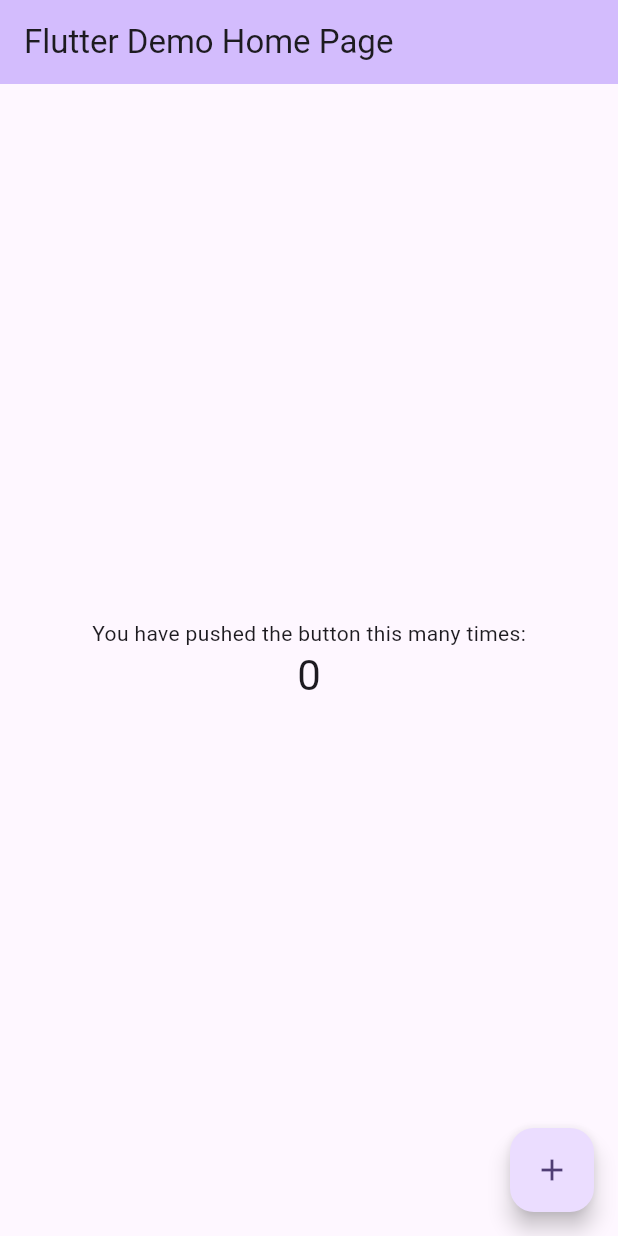
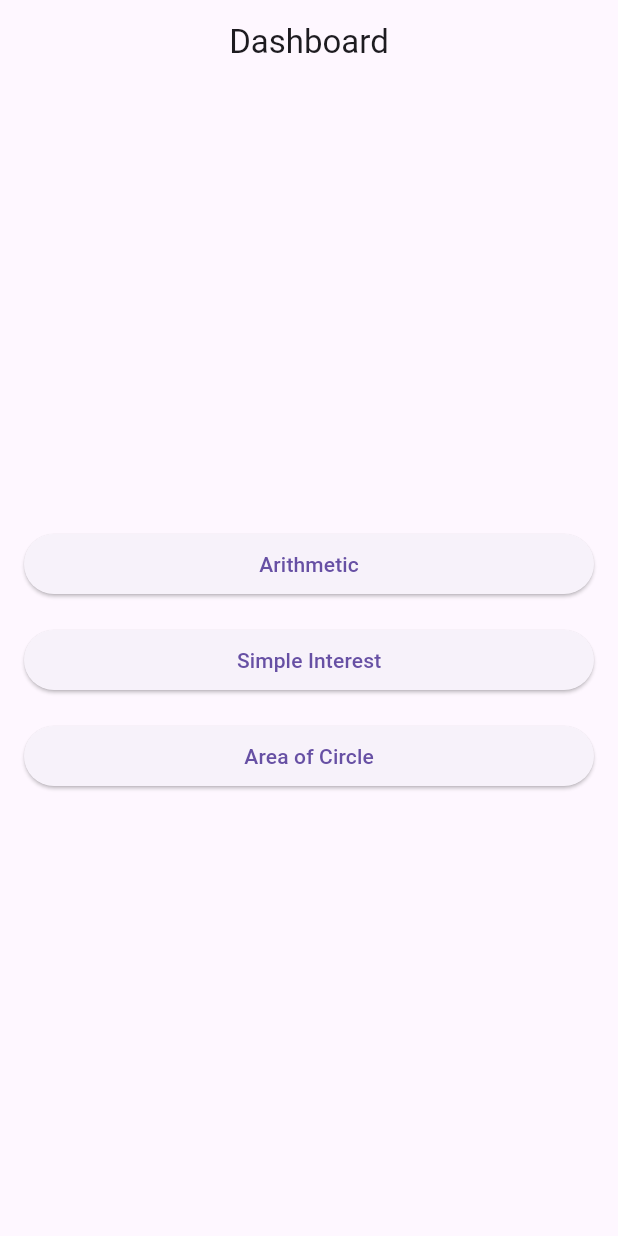
Before and after one commit to Sneha2k3/firstTask, a Flutter app: the screen it shows after launch, on a phone screen of 412 x 824 dp. Run offline on Flutter 3.47's test engine with Material 3 defaults, Android fonts, the phone set to English and light mode, and no system bars.

```diff
--- a/lib/app.dart
+++ b/lib/app.dart
@@ -0,0 +1,14 @@
+import 'package:first_app/view/dashboard.dart';
+import 'package:flutter/material.dart';
+
+class MyApp extends StatelessWidget {
+  const MyApp({super.key});
+
+  @override
+  Widget build(BuildContext context) {
+    return const MaterialApp(
+      debugShowCheckedModeBanner: false,
+      home: FirstView(),
+    );
+  }
+}
--- a/lib/main.dart
+++ b/lib/main.dart
@@ -1,125 +1,12 @@
+import 'package:first_app/app.dart';
 import 'package:flutter/material.dart';
 
+// final
+// const
+
+// HOT RELOAD
 void main() {
-  runApp(const MyApp());
+  runApp(
+    const MyApp(),
+  );
 }
-
-class MyApp extends StatelessWidget {
-  const MyApp({super.key});
-
-  // This widget is the root of your application.
-  @override
-  Widget build(BuildContext context) {
-    return MaterialApp(
-      title: 'Flutter Demo',
-      theme: ThemeData(
-        // This is the theme of your application.
-        //
-        // TRY THIS: Try running your application with "flutter run". You'll see
-        // the application has a purple toolbar. Then, without quitting the app,
-        // try changing the seedColor in the colorScheme below to Colors.green
-        // and then invoke "hot reload" (save your changes or press the "hot
-        // reload" button in a Flutter-supported IDE, or press "r" if you used
-        // the command line to start the app).
-        //
-        // Notice that the counter didn't reset back to zero; the application
-        // state is not lost during the reload. To reset the state, use hot
-        // restart instead.
-        //
-        // This works for code too, not just values: Most code changes can be
-        // tested with just a hot reload.
-        colorScheme: ColorScheme.fromSeed(seedColor: Colors.deepPurple),
-        useMaterial3: true,
-      ),
-      home: const MyHomePage(title: 'Flutter Demo Home Page'),
-    );
-  }
-}
-
-class MyHomePage extends StatefulWidget {
-  const MyHomePage({super.key, required this.title});
-
-  // This widget is the home page of your application. It is stateful, meaning
-  // that it has a State object (defined below) that contains fields that affect
-  // how it looks.
-
-  // This class is the configuration for the state. It holds the values (in this
-  // case the title) provided by the parent (in this case the App widget) and
-  // used by the build method of the State. Fields in a Widget subclass are
-  // always marked "final".
-
-  final String title;
-
-  @override
-  State<MyHomePage> createState() => _MyHomePageState();
-}
-
-class _MyHomePageState extends State<MyHomePage> {
-  int _counter = 0;
-
-  void _incrementCounter() {
-    setState(() {
-      // This call to setState tells the Flutter framework that something has
-      // changed in this State, which causes it to rerun the build method below
-      // so that the display can reflect the updated values. If we changed
-      // _counter without calling setState(), then the build method would not be
-      // called again, and so nothing would appear to happen.
-      _counter++;
-    });
-  }
-
-  @override
-  Widget build(BuildContext context) {
-    // This method is rerun every time setState is called, for instance as done
-    // by the _incrementCounter method above.
-    //
-    // The Flutter framework has been optimized to make rerunning build methods
-    // fast, so that you can just rebuild anything that needs updating rather
-    // than having to individually change instances of widgets.
-    return Scaffold(
-      appBar: AppBar(
-        // TRY THIS: Try changing the color here to a specific color (to
-        // Colors.amber, perhaps?) and trigger a hot reload to see the AppBar
-        // change color while the other colors stay the same.
-        backgroundColor: Theme.of(context).colorScheme.inversePrimary,
-        // Here we take the value from the MyHomePage object that was created by
-        // the App.build method, and use it to set our appbar title.
-        title: Text(widget.title),
-      ),
-      body: Center(
-        // Center is a layout widget. It takes a single child and positions it
-        // in the middle of the parent.
-        child: Column(
-          // Column is also a layout widget. It takes a list of children and
-          // arranges them vertically. By default, it sizes itself to fit its
-          // children horizontally, and tries to be as tall as its parent.
-          //
-          // Column has various properties to control how it sizes itself and
-          // how it positions its children. Here we use mainAxisAlignment to
-          // center the children vertically; the main axis here is the vertical
-          // axis because Columns are vertical (the cross axis would be
-          // horizontal).
-          //
-          // TRY THIS: Invoke "debug painting" (choose the "Toggle Debug Paint"
-          // action in the IDE, or press "p" in the console), to see the
-          // wireframe for each widget.
-          mainAxisAlignment: MainAxisAlignment.center,
-          children: <Widget>[
-            const Text(
-              'You have pushed the button this many times:',
-            ),
-            Text(
-              '$_counter',
-              style: Theme.of(context).textTheme.headlineMedium,
-            ),
-          ],
-        ),
-      ),
-      floatingActionButton: FloatingActionButton(
-        onPressed: _incrementCounter,
-        tooltip: 'Increment',
-        child: const Icon(Icons.add),
-      ), // This trailing comma makes auto-formatting nicer for build methods.
-    );
-  }
-}
--- /dev/null
+++ b/lib/view/dashboard.dart
@@ -0,0 +1,69 @@
+import 'package:flutter/material.dart';
+// Import your existing screen files
+import 'package:first_app/view/arithemetic_view.dart'; // Replace with the actual file name
+import 'package:first_app/view/simple_interest.dart'; // Replace with the actual file name
+import 'package:first_app/view/area_of_circle.dart'; // Replace with the actual file name
+
+class FirstView extends StatelessWidget {
+  const FirstView({super.key});
+
+  @override
+  Widget build(BuildContext context) {
+    return Scaffold(
+      appBar: AppBar(
+        title: const Text('Dashboard'),
+        centerTitle: true,
+        elevation: 0,
+      ),
+      body: Padding(
+        padding: const EdgeInsets.all(16),
+        child: Column(
+          mainAxisAlignment: MainAxisAlignment.center,
+          children: [
+            SizedBox(
+              width: double.infinity,
+              child: ElevatedButton(
+                onPressed: () {
+                  Navigator.push(
+                    context,
+                    MaterialPageRoute(
+                        builder: (context) => const ArithmeticView()),
+                  );
+                },
+                child: const Text('Arithmetic'),
+              ),
+            ),
+            const SizedBox(height: 16),
+            SizedBox(
+              width: double.infinity,
+              child: ElevatedButton(
+                onPressed: () {
+                  Navigator.push(
+                    context,
+                    MaterialPageRoute(
+                        builder: (context) => const SimpleInterest()),
+                  );
+                },
+                child: const Text('Simple Interest'),
+              ),
+            ),
+            const SizedBox(height: 16),
+            SizedBox(
+              width: double.infinity,
+              child: ElevatedButton(
+                onPressed: () {
+                  Navigator.push(
+                    context,
+                    MaterialPageRoute(
+                        builder: (context) => const AreaOfCircle()),
+                  );
+                },
+                child: const Text('Area of Circle'),
+              ),
+            ),
+          ],
+        ),
+      ),
+    );
+  }
+}
--- a/lib/view/first_view.dart
+++ b/lib/view/first_view.dart
@@ -0,0 +1,17 @@
+import 'package:flutter/material.dart';
+
+class FirstView extends StatelessWidget {
+  const FirstView({super.key});
+
+  @override
+  Widget build(BuildContext context) {
+    return Scaffold(
+      appBar: AppBar(
+        title: const Text('My first app'),
+        centerTitle: true,
+        elevation: 0,
+      ),
+      body: const Text('Hello WOrld'),
+    );
+  }
+}
```
Also changed, not shown: lib/view/area_of_circle.dart (+57 -0 lines), lib/view/arithemetic_view.dart (added, +89 -0 lines).
